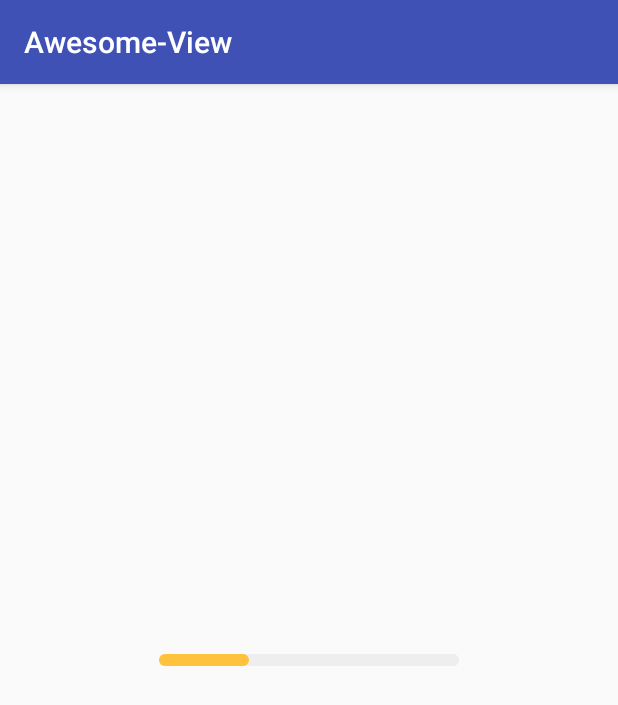
After one commit to shucc/Awesome_View, an Android app: the HorizontalActivity screen opened directly, with no data from a screen before it, on a phone screen of 412 x 824 dp. The commit adds this screen. Shown: the top 705 px of the screen. Run offline under Robolectric (Android 15) with nearby library versions, the phone set to English and light mode, and no system bars.

Commit message:
横向进度条

```diff
--- a/app/src/main/AndroidManifest.xml
+++ b/app/src/main/AndroidManifest.xml
@@ -16,7 +16,8 @@
             </intent-filter>
         </activity>
         <activity android:name=".CircleActivity" />
-        <activity android:name=".SideslipActivity"></activity>
+        <activity android:name=".SideslipActivity" />
+        <activity android:name=".HorizontalActivity"></activity>
     </application>
 
 </manifest>
--- /dev/null
+++ b/app/src/main/java/org/cchao/awesome/HorizontalActivity.java
@@ -0,0 +1,21 @@
+package org.cchao.awesome;
+
+import android.support.v7.app.AppCompatActivity;
+import android.os.Bundle;
+
+import org.cchao.awesome.widget.HorizontalProgressView;
+
+public class HorizontalActivity extends AppCompatActivity {
+
+    private HorizontalProgressView horizontalProgressViewOne;
+
+    @Override
+    protected void onCreate(Bundle savedInstanceState) {
+        super.onCreate(savedInstanceState);
+        setContentView(R.layout.activity_horizontal);
+
+        horizontalProgressViewOne = (HorizontalProgressView) findViewById(R.id.activity_horizontal_one);
+
+        horizontalProgressViewOne.setProgress(30);
+    }
+}
--- a/app/src/main/java/org/cchao/awesome/MainActivity.java
+++ b/app/src/main/java/org/cchao/awesome/MainActivity.java
@@ -24,5 +24,11 @@ public class MainActivity extends AppCompatActivity {
                 startActivity(new Intent(MainActivity.this, SideslipActivity.class));
             }
         });
+        this.findViewById(R.id.activity_main_btn_horizontal_progress).setOnClickListener(new View.OnClickListener() {
+            @Override
+            public void onClick(View v) {
+                startActivity(new Intent(MainActivity.this, HorizontalActivity.class));
+            }
+        });
     }
 }
--- a/app/src/main/java/org/cchao/awesome/widget/CircleProgressView.java
+++ b/app/src/main/java/org/cchao/awesome/widget/CircleProgressView.java
@@ -144,6 +144,7 @@ public class CircleProgressView extends View {
 
         }
         mPaint.setStrokeWidth(mCircleWidth);
+        mPaint.setStrokeCap(Paint.Cap.ROUND);
         mPaint.setAntiAlias(true);
         mPaint.setStyle(Paint.Style.STROKE);
         mRectF = new RectF(center - radius, center - radius, center + radius, center + radius);
--- /dev/null
+++ b/app/src/main/java/org/cchao/awesome/widget/HorizontalProgressView.java
@@ -0,0 +1,101 @@
+package org.cchao.awesome.widget;
+
+import android.content.Context;
+import android.content.res.TypedArray;
+import android.graphics.Canvas;
+import android.graphics.Color;
+import android.graphics.Paint;
+import android.graphics.RectF;
+import android.util.AttributeSet;
+import android.view.View;
+
+import org.cchao.awesome.R;
+
+/**
+ * Created by chenchao on 16/5/30.
+ * cc@cchao.org
+ */
+public class HorizontalProgressView extends View {
+
+    private int width;
+    private int height;
+
+    private int horizontalColor;
+
+    private int horizontalProgressColor;
+
+    private Paint paint;
+    private RectF rectF;
+
+    private int progress = 0;
+
+    public HorizontalProgressView(Context context) {
+        this(context, null);
+    }
+
+    public HorizontalProgressView(Context context, AttributeSet atts) {
+        this(context, atts, 0);
+    }
+
+    public HorizontalProgressView(Context context, AttributeSet atts, int defStyle) {
+        super(context, atts, defStyle);
+
+        TypedArray typedArray = context.getTheme().obtainStyledAttributes(atts, R.styleable.HorizontalProgressView, defStyle, 0);
+        horizontalColor = typedArray.getColor(R.styleable.HorizontalProgressView_horizontalColor, Color.WHITE);
+        horizontalProgressColor = typedArray.getColor(R.styleable.HorizontalProgressView_horizontalProgressColor, Color.TRANSPARENT);
+        typedArray.recycle();
+
+        paint = new Paint();
+    }
+
+    @Override
+    protected void onDraw(Canvas canvas) {
+        super.onDraw(canvas);
+
+        width = getWidth();
+        height = getHeight();
+
+        paint.setStrokeWidth(height);
+
+        rectF = new RectF(0, 0, width, height);
+        paint.setColor(horizontalColor);
+        canvas.drawRoundRect(rectF, height / 2, height / 2, paint);
+        paint.setColor(horizontalProgressColor);
+        int degree = progress * width / 100;
+        rectF = new RectF(0, 0, degree, height);
+        canvas.drawRoundRect(rectF, height / 2, height / 2, paint);
+    }
+
+    public synchronized void setProgress(int progress) {
+        if(progress < 0){
+            throw new IllegalArgumentException("进度值不能小于0");
+        }
+        if(progress > 100){
+            progress = 100;
+        }
+        if(progress <= 100){
+            this.progress = progress;
+            postInvalidate();
+        }
+    }
+
+    public int getProgress() {
+        return progress;
+    }
+
+    public int getHorizontalColor() {
+        return horizontalColor;
+    }
+
+    public void setHorizontalColor(int horizontalColor) {
+        this.horizontalColor = horizontalColor;
+    }
+
+    public int getHorizontalProgressColor() {
+        return horizontalProgressColor;
+    }
+
+    public void setHorizontalProgressColor(int horizontalProgressColor) {
+        this.horizontalProgressColor = horizontalProgressColor;
+    }
+}
--- a/app/src/main/java/org/cchao/awesome/widget/SideslipView.java
+++ b/app/src/main/java/org/cchao/awesome/widget/SideslipView.java
@@ -8,6 +8,8 @@ import android.view.MotionEvent;
 import android.view.View;
 import android.view.ViewGroup;
 import android.widget.LinearLayout;
+
+import org.cchao.awesome.LogUtil;
 
 /**
  * Created by chenchao on 16/3/1.
@@ -62,6 +64,7 @@ public class SideslipView extends LinearLayout {
 
             @Override
             public int clampViewPositionHorizontal(View child, int left, int dx) {
+                LogUtil.i("1");
                 if (child == mMainView) {
                     if (left > 0) {
                         return 0;
@@ -80,12 +83,14 @@ public class SideslipView extends LinearLayout {
 
             @Override
             public int getViewHorizontalDragRange(View child) {
+                LogUtil.i("2");
                 return mSideWidth;
             }
 
             @Override
             public void onViewPositionChanged(View changedView, int left, int top, int dx, int dy) {
                 super.onViewPositionChanged(changedView, left, top, dx, dy);
+                LogUtil.i("3");
                 if (changedView == mMainView) {
                     mSideView.offsetLeftAndRight(dx);
                 } else {
@@ -96,6 +101,7 @@ public class SideslipView extends LinearLayout {
 
             @Override
             public void onViewReleased(View releasedChild, float xvel, float yvel) {
+                LogUtil.i("4");
                 if (releasedChild == mMainView) {
                     if (status == Status.Close && -mMainView.getLeft() > mSideWidth / DAMPING) {
                         open();
--- a/app/src/main/res/layout/activity_circle.xml
+++ b/app/src/main/res/layout/activity_circle.xml
@@ -87,7 +87,7 @@
 
             circle:circleColor="@color/colorPrimary"
             circle:circleProgressColor="@color/colorAccent"
-            circle:circleWidth="8dp"
+            circle:circleWidth="20dp"
             circle:circleTextColor="@color/colorAccent"
             circle:circleTextSize="115sp"
             circle:circleAngle="315"
--- /dev/null
+++ b/app/src/main/res/layout/activity_horizontal.xml
@@ -0,0 +1,16 @@
+<?xml version="1.0" encoding="utf-8"?>
+<RelativeLayout xmlns:android="http://schemas.android.com/apk/res/android"
+    android:layout_width="match_parent"
+    android:layout_height="match_parent"
+    xmlns:app="http://schemas.android.com/apk/res-auto">
+
+    <org.cchao.awesome.widget.HorizontalProgressView
+        android:id="@+id/activity_horizontal_one"
+        android:layout_centerInParent="true"
+        android:layout_width="200dp"
+        android:layout_height="8dp"
+
+        app:horizontalColor="#efeeee"
+        app:horizontalProgressColor="#ffc23c"/>
+
+</RelativeLayout>
--- a/app/src/main/res/layout/activity_main.xml
+++ b/app/src/main/res/layout/activity_main.xml
@@ -20,4 +20,10 @@
         android:layout_width="match_parent"
         android:layout_height="wrap_content" />
 
+    <Button
+        android:id="@+id/activity_main_btn_horizontal_progress"
+        android:text="横向进度条"
+        android:layout_width="match_parent"
+        android:layout_height="wrap_content" />
+
 </LinearLayout>
--- a/app/src/main/res/values/attrs.xml
+++ b/app/src/main/res/values/attrs.xml
@@ -11,4 +11,9 @@
         <attr name="circleAngle" format="integer"/>
     </declare-styleable>
 
+    <declare-styleable name="HorizontalProgressView">
+        <attr name="horizontalColor" format="color" />
+        <attr name="horizontalProgressColor" format="color" />
+    </declare-styleable>
+
 </resources>
```
Also changed, not shown: 1 other file.
